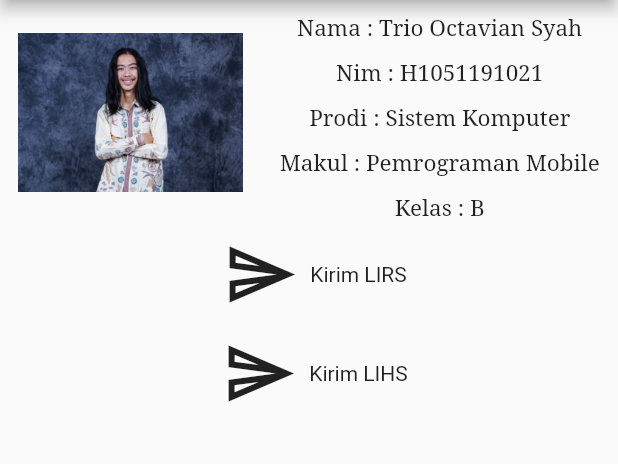
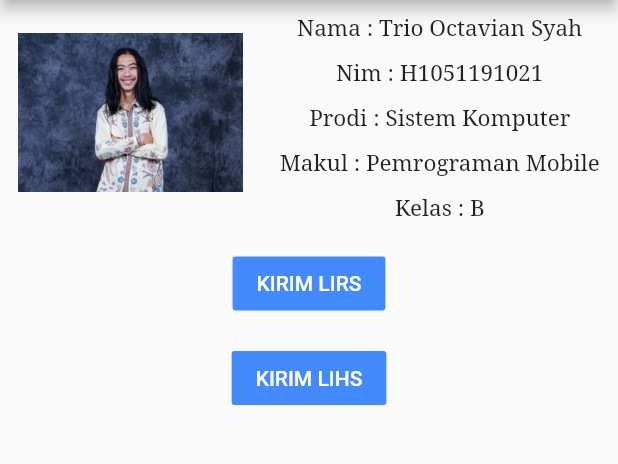
Before and after one commit to TrioOctavianSyah/UTS_Pemrograman_Mobile, a Flutter app: the screen it shows after launch, on a phone screen of 412 x 824 dp, the part 84-548 px from its top. Run offline on Flutter 3.47's test engine with Material 2 defaults, Android fonts, the phone set to English and light mode, and no system bars.

Commit message:
update button

```diff
--- a/lib/menu.dart
+++ b/lib/menu.dart
@@ -23,8 +23,8 @@ class menu extends StatelessWidget {
                   children: <Widget>[
                     Image.asset(
                       'img/io.jpg',
-                      width: 150 ,
-                      height: 150 ,
+                      width: 150,
+                      height: 150,
                     ),
                   ],
                 ),
@@ -59,15 +59,18 @@ class menu extends StatelessWidget {
                 ),
               ],
             ),
-            Column(
+            Padding(
+              padding: const EdgeInsets.all(15.0),
+              child: Column(
                 children: <Widget>[
                   //Widget Pertama
                   Row(
                     mainAxisAlignment: MainAxisAlignment.center,
                     children: <Widget>[
-                    IconButton(
-                      icon: Icon(Icons.send_outlined),
-                      iconSize: 50,
+                      FlatButton(
+                        child: Text('KIRIM LIRS'),
+                        color: Colors.blueAccent,
+                        textColor: Colors.white,
                         onPressed: () {
                           Navigator.push(
                               context,
@@ -75,23 +78,27 @@ class menu extends StatelessWidget {
                                   builder: (context) => lirs()));
                         },
                       ),
-                    Text('Kirim LIRS')
                     ],
                   ),
+                ],
+              ),
+            ),
+            Column(
+              children: <Widget>[
                 Row(
                   mainAxisAlignment: MainAxisAlignment.center,
                   children: <Widget>[
-                    IconButton(
-                      icon: Icon(Icons.send_outlined),
-                      iconSize: 50,
+                    FlatButton(
+                      child: Text('KIRIM LIHS'),
+                      color: Colors.blueAccent,
+                      textColor: Colors.white,
                       onPressed: () {
                         Navigator.push(
                             context,
                             new MaterialPageRoute(
-                                builder: (context) => lihs()));
+                                builder: (context) => lirs()));
                       },
                     ),
-                    Text('Kirim LIHS')
                   ],
                 ),
               ],
```
Also changed, not shown: hasil1.png (added), hasil2.png (added), hasil3.png (added), hasil4.png (added). Lines whose indentation alone changed are shown as unchanged.
